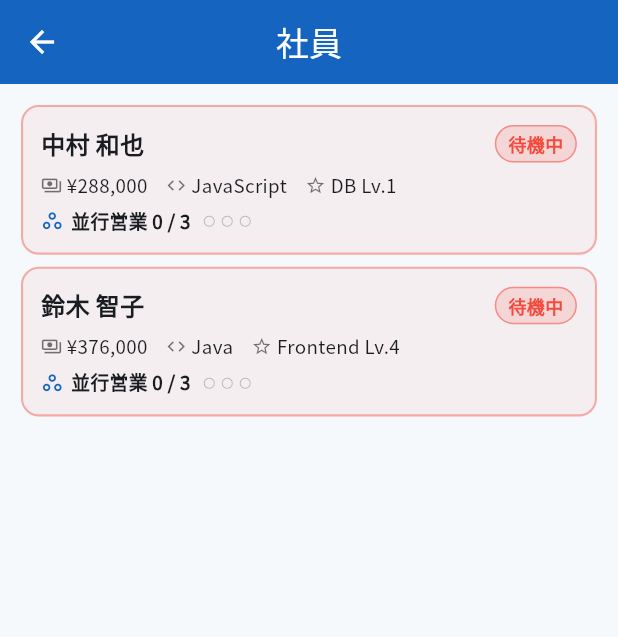
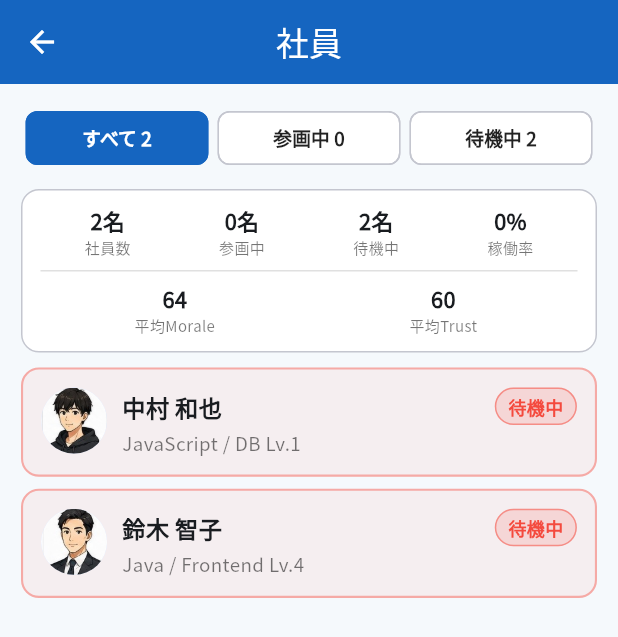
Before and after one commit to perusonao/smile_enjoy_story, a Flutter app: the EngineerListScreen screen opened directly, on a phone screen of 412 x 824 dp. Shown: the top 637 px of the screen. Run offline on Flutter 3.47's test engine with Material 3 defaults, Android fonts, the phone set to English and light mode, and no system bars; our stand-ins replace shared_preferences; accounts and stored records are empty.

Commit message:
Phase 2: redesign the 社員 tab as a scannable roster with detail one tap away
The employee list now leads with "who's assigned, who's waiting, how is
the roster overall" instead of every employee's full sales/offer detail
inline. A top すべて/参画中/待機中 filter (counts sourced from the same
GameState.assignedEngineerCount/waitingEngineerCount Home already uses,
no second status-judging logic) sits above a compact summary card
(headcount/参画中/待機中/稼働率, and average Morale/Trust on their own
row so 360px stays readable). Each card now shows only name, one
EngineerStatusChip, waiting-weeks badge, top skill, and — for assigned
engineers — project/client/remaining-weeks, with a small circular
portrait (lib/ui/widgets/engineer_avatar.dart) deterministically mapped
from the engineer's existing ApplicantType, no new persisted field.

Parallel-sales counts, offer comparison, and skill-sheet detail stay
exactly where they already lived on EngineerDetailScreen (untouched by
this change) — the list card no longer duplicates them inline, so
existing widget tests that checked for that content on the list screen
now open the card's detail screen instead.

Added GameState.averageMorale/averageCompanyTrust (simple roster means,
same pattern as the existing utilizationPercent/waitingEngineerCount
getters) so the summary card and any future screen read one shared
number.

Updated the phase-3b1-fit-reason E2E spec's findEngineerCard helper to
also skip the three new filter-chip buttons, which otherwise sit ahead
of the real engineer card in its "first enabled button" scan.

```diff
--- a/lib/game/models/game_state.dart
+++ b/lib/game/models/game_state.dart
@@ -284,6 +284,20 @@ class GameState {
       ? 0
       : ((assignedEngineerCount / engineers.length) * 100).round();
 
+  /// Roster-wide average of [Engineer.morale], for the 社員 tab summary
+  /// (Playable "Phase 2: 社員画面のレイアウト改修") — the same simple mean a
+  /// player could compute by hand from the per-employee values already
+  /// shown on [EngineerDetailScreen], just derived once here instead of in
+  /// the UI layer so every screen that wants it reads the same number.
+  int get averageMorale => engineers.isEmpty
+      ? 0
+      : (engineers.fold<int>(0, (sum, e) => sum + e.morale) / engineers.length).round();
+
+  /// Roster-wide average of [Engineer.companyTrust] — see [averageMorale].
+  int get averageCompanyTrust => engineers.isEmpty
+      ? 0
+      : (engineers.fold<int>(0, (sum, e) => sum + e.companyTrust) / engineers.length).round();
+
   GameState copyWith({
     int? schemaVersion,
     int? seed,
--- a/lib/ui/engineers/engineer_list_screen.dart
+++ b/lib/ui/engineers/engineer_list_screen.dart
@@ -4,6 +4,7 @@ import '../../app/game_scope.dart';
 import '../../domain/domain.dart';
 import '../../game/game.dart';
 import '../theme.dart';
+import '../widgets/engineer_avatar.dart';
 import '../widgets/labels.dart';
 import '../widgets/status_chip.dart';
 import 'engineer_detail_screen.dart';
@@ -23,8 +24,26 @@ String _topTechSkillLabel(TechSkillLevels t) {
   return '${best.key} Lv.${best.value}';
 }
 
-class EngineerListScreen extends StatelessWidget {
+/// The 社員 tab's own top filter (Playable "Phase 2: 社員画面のレイアウト改修"
+/// §3) — a UI-only view of the same [EngineerStatus] partition
+/// [GameState.assignedEngineerCount]/[GameState.waitingEngineerCount]
+/// already define, never a second, independently-judged notion of "who's
+/// waiting" (§3: "UI側に別の社員状態判定ロジックを二重実装しないでください").
+enum _EngineerFilter { all, assigned, waiting }
+
+/// 社員一覧 (Phase 2 §1-2): "誰が参画中で、誰が待機中で、会社全体はどうなって
+/// いるか" が一目でわかり、詳しく見たい社員だけ [EngineerDetailScreen] へ進める
+/// 画面。一覧はあくまで概要 — スキルシート・営業状況・案件比較などの判断/操作
+/// は既存のまま社員詳細に残る（§8-9）。
+class EngineerListScreen extends StatefulWidget {
   const EngineerListScreen({super.key});
+
+  @override
+  State<EngineerListScreen> createState() => _EngineerListScreenState();
+}
+
+class _EngineerListScreenState extends State<EngineerListScreen> {
+  _EngineerFilter _filter = _EngineerFilter.all;
 
   @override
   Widget build(BuildContext context) {
@@ -40,21 +59,188 @@ class EngineerListScreen extends StatelessWidget {
         return rank(a.status).compareTo(rank(b.status));
       });
 
+    final filtered = switch (_filter) {
+      _EngineerFilter.all => engineers,
+      _EngineerFilter.assigned =>
+        engineers.where((e) => e.status == EngineerStatus.assigned).toList(),
+      _EngineerFilter.waiting =>
+        engineers.where((e) => e.status == EngineerStatus.waiting).toList(),
+    };
+
     return Scaffold(
       appBar: AppBar(title: const Text('社員')),
       body: engineers.isEmpty
           ? const Center(child: Text('社員がいません。'))
+          : Column(
+              children: [
+                Padding(
+                  padding: const EdgeInsets.fromLTRB(14, 12, 14, 0),
+                  child: Column(
+                    children: [
+                      _EngineerFilterRow(
+                        selected: _filter,
+                        allCount: state.engineers.length,
+                        assignedCount: state.assignedEngineerCount,
+                        waitingCount: state.waitingEngineerCount,
+                        onChanged: (f) => setState(() => _filter = f),
+                      ),
+                      const SizedBox(height: 10),
+                      _EngineerSummaryCard(state: state),
+                    ],
+                  ),
+                ),
+                Expanded(
+                  child: filtered.isEmpty
+                      ? const Center(child: Text('該当する社員がいません。'))
                       : ListView.separated(
-              padding: const EdgeInsets.fromLTRB(14, 14, 14, 24),
-              itemCount: engineers.length,
-              separatorBuilder: (context, index) => const SizedBox(height: 8),
+                          padding: const EdgeInsets.fromLTRB(14, 10, 14, 24),
+                          itemCount: filtered.length,
+                          separatorBuilder: (context, index) =>
+                              const SizedBox(height: 8),
                           itemBuilder: (context, i) =>
-                  _EngineerCard(engineer: engineers[i]),
+                              _EngineerCard(engineer: filtered[i]),
+                        ),
+                ),
+              ],
             ),
     );
   }
 }
 
+/// すべて/参画中/待機中 の3セグメント、各件数付き (§3). Counts come straight
+/// from the same [GameState] getters Home's 会社の状況 card already uses, so
+/// this row and that card can never disagree.
+class _EngineerFilterRow extends StatelessWidget {
+  const _EngineerFilterRow({
+    required this.selected,
+    required this.allCount,
+    required this.assignedCount,
+    required this.waitingCount,
+    required this.onChanged,
+  });
+
+  final _EngineerFilter selected;
+  final int allCount;
+  final int assignedCount;
+  final int waitingCount;
+  final ValueChanged<_EngineerFilter> onChanged;
+
+  Widget _chip(BuildContext context, _EngineerFilter filter, String label, int count) {
+    final isSelected = selected == filter;
+    return Expanded(
+      child: Padding(
+        padding: const EdgeInsets.symmetric(horizontal: 3),
+        child: ChoiceChip(
+          label: Center(
+            child: Text(
+              '$label $count',
+              overflow: TextOverflow.ellipsis,
+              style: TextStyle(
+                fontSize: 12.5,
+                fontWeight: FontWeight.bold,
+                color: isSelected ? Colors.white : Colors.black87,
+              ),
+            ),
+          ),
+          selected: isSelected,
+          showCheckmark: false,
+          selectedColor: SesTheme.primaryBlue,
+          backgroundColor: Colors.white,
+          side: BorderSide(
+            color: isSelected
+                ? SesTheme.primaryBlue
+                : Theme.of(context).colorScheme.outlineVariant,
+          ),
+          onSelected: (_) => onChanged(filter),
+        ),
+      ),
+    );
+  }
+
+  @override
+  Widget build(BuildContext context) {
+    return Row(
+      children: [
+        _chip(context, _EngineerFilter.all, 'すべて', allCount),
+        _chip(context, _EngineerFilter.assigned, '参画中', assignedCount),
+        _chip(context, _EngineerFilter.waiting, '待機中', waitingCount),
+      ],
+    );
+  }
+}
+
+/// フィルター下のコンパクトなサマリー (§4): 人数系（社員数/参画中/待機中/稼働
+/// 率）と Morale/Trust の平均を別の行に分け、360pxでも詰め込みすぎない構成に
+/// する。稼働率の計算そのものは [GameState.utilizationPercent] のまま — Home
+/// 改修で表示先を失っていたのをこの画面へ移すだけで、ロジックは変更しない。
+class _EngineerSummaryCard extends StatelessWidget {
+  const _EngineerSummaryCard({required this.state});
+
+  final GameState state;
+
+  @override
+  Widget build(BuildContext context) {
+    return Container(
+      width: double.infinity,
+      padding: const EdgeInsets.symmetric(horizontal: 12, vertical: 10),
+      decoration: BoxDecoration(
+        color: Colors.white,
+        borderRadius: BorderRadius.circular(12),
+        border: Border.all(color: Theme.of(context).colorScheme.outlineVariant),
+      ),
+      child: Column(
+        children: [
+          Row(
+            mainAxisAlignment: MainAxisAlignment.spaceAround,
+            children: [
+              Expanded(child: _SummaryMetric('社員数', '${state.engineers.length}名')),
+              Expanded(child: _SummaryMetric('参画中', '${state.assignedEngineerCount}名')),
+              Expanded(child: _SummaryMetric('待機中', '${state.waitingEngineerCount}名')),
+              Expanded(child: _SummaryMetric('稼働率', '${state.utilizationPercent}%')),
+            ],
+          ),
+          const SizedBox(height: 8),
+          Container(height: 1, color: Colors.black12),
+          const SizedBox(height: 8),
+          Row(
+            mainAxisAlignment: MainAxisAlignment.spaceAround,
+            children: [
+              Expanded(child: _SummaryMetric('平均Morale', '${state.averageMorale}')),
+              Expanded(child: _SummaryMetric('平均Trust', '${state.averageCompanyTrust}')),
+            ],
+          ),
+        ],
+      ),
+    );
+  }
+}
+
+class _SummaryMetric extends StatelessWidget {
+  const _SummaryMetric(this.label, this.value);
+
+  final String label;
+  final String value;
+
+  @override
+  Widget build(BuildContext context) {
+    return Column(
+      children: [
+        FittedBox(
+          fit: BoxFit.scaleDown,
+          child: Text(value, style: const TextStyle(fontWeight: FontWeight.bold, fontSize: 14.5)),
+        ),
+        Text(label, style: const TextStyle(fontSize: 10, color: Colors.black54)),
+      ],
+    );
+  }
+}
+
+/// 一覧カード (§5, §8): P0（顔・氏名・現在状態）と P1（主要スキル・現在案件・
+/// 顧客・契約終了まで）のみ。営業状況の詳細（並行営業数・オファー詳細・選考
+/// ステップ）と案件比較は [EngineerDetailScreen] 側に残したまま、ここへ移植
+/// しない（§8-9）。現在状態は [EngineerStatusChip] 一枚に集約し、参画中/待機
+/// 中はもちろん営業中/面談中/オファー待ちなども含めて色・ラベルとも
+/// [EmployeeWorkflowEngine]/[status_chip.dart] の一箇所だけに従う（§7）。
 class _EngineerCard extends StatelessWidget {
   const _EngineerCard({required this.engineer});
 
@@ -72,34 +258,7 @@ class _EngineerCard extends StatelessWidget {
     // behind it (Playable 0.4C.3 §41-43).
     final isIdle = workflowState == EmployeeWorkflowState.waiting;
     final waitingWeeks = state.waitingStreakFor(engineer.id);
-
-    final applications = state
-        .applicationsForEngineer(engineer.id)
-        .where(
-          (application) =>
-              application.status == ApplicationStatus.active ||
-              application.status == ApplicationStatus.offered,
-        )
-        .toList();
-    final pendingOffers = state.offers.where(
-      (offer) =>
-          offer.employeeId == engineer.id &&
-          offer.status == OfferStatus.pending,
-    );
-    final pendingOffer = pendingOffers.isEmpty ? null : pendingOffers.first;
-    ProjectApplication? offerApplication;
-    if (pendingOffer != null) {
-      offerApplication = state.proposals.firstWhere(
-        (application) => application.id == pendingOffer.applicationId,
-      );
-    }
-
-    String? currentProjectLabel;
     final assignment = state.assignmentForEngineer(engineer.id);
-    if (assignment != null) {
-      currentProjectLabel =
-          '${assignment.project.title} (残${assignment.remainingWeeks}週)';
-    }
 
     final waitingColor = waitingWeeks >= 3
         ? Colors.red
@@ -124,6 +283,12 @@ class _EngineerCard extends StatelessWidget {
             width: isIdle ? 1.4 : 1,
           ),
         ),
+        child: Row(
+          crossAxisAlignment: CrossAxisAlignment.start,
+          children: [
+            EngineerAvatar(applicantType: profile.type),
+            const SizedBox(width: 10),
+            Expanded(
               child: Column(
                 crossAxisAlignment: CrossAxisAlignment.start,
                 children: [
@@ -132,73 +297,91 @@ class _EngineerCard extends StatelessWidget {
                       Expanded(
                         child: Text(
                           profile.name,
-                    style: const TextStyle(
-                      fontWeight: FontWeight.bold,
-                      fontSize: 16,
-                    ),
+                          overflow: TextOverflow.ellipsis,
+                          style: const TextStyle(fontWeight: FontWeight.bold, fontSize: 15.5),
                         ),
                       ),
                       if (waitingWeeks > 0)
                         Padding(
-                    padding: const EdgeInsets.only(right: 6),
-                    child: _WaitingBadge(
-                      weeks: waitingWeeks,
-                      color: waitingColor,
+                          padding: const EdgeInsets.only(left: 6),
+                          child: _WaitingBadge(weeks: waitingWeeks, color: waitingColor),
                         ),
-                  ),
-                EngineerStatusChip(state: workflowState),
-              ],
-            ),
-            const SizedBox(height: 6),
-            Wrap(
-              spacing: 12,
-              runSpacing: 4,
-              children: [
-                _InfoBit(
-                  icon: Icons.payments_outlined,
-                  text: formatYen(engineer.salary),
-                ),
-                _InfoBit(
-                  icon: Icons.code,
-                  text:
-                      languageLabels[profile.mainLanguage] ??
-                      profile.mainLanguage.name,
-                ),
-                _InfoBit(
-                  icon: Icons.star_outline,
-                  text: _topTechSkillLabel(profile.techSkills),
+                      Padding(
+                        padding: const EdgeInsets.only(left: 6),
+                        child: EngineerStatusChip(state: workflowState),
                       ),
                     ],
                   ),
+                  const SizedBox(height: 3),
+                  Text(
+                    '${languageLabels[profile.mainLanguage] ?? profile.mainLanguage.name} / ${_topTechSkillLabel(profile.techSkills)}',
+                    overflow: TextOverflow.ellipsis,
+                    style: const TextStyle(fontSize: 12.5, color: Colors.black54),
+                  ),
+                  if (assignment != null) ...[
                     const SizedBox(height: 6),
-            if (pendingOffer != null && offerApplication != null) ...[
-              _OfferBanner(
-                title: offerApplication.project.title,
-                monthlyRate: pendingOffer.monthlyRate,
-                deadlineThisWeek:
-                    pendingOffer.responseDeadlineWeek == state.week,
+                    _InfoLine(
+                      icon: Icons.work_outline,
+                      label: '案件',
+                      value: assignment.project.title,
                     ),
-              const SizedBox(height: 7),
+                    _InfoLine(
+                      icon: Icons.business_outlined,
+                      label: '顧客',
+                      value: clientNameById(assignment.project.clientId),
+                    ),
+                    _InfoLine(
+                      icon: Icons.schedule_outlined,
+                      label: '契約終了まで',
+                      value: '${assignment.remainingWeeks}週',
+                    ),
                   ],
-            if (assignment == null) ...[
-              if (workflowState == EmployeeWorkflowState.assignmentScheduled)
-                _ScheduledBanner(
-                  proposal: state.proposals.firstWhere(
-                    (p) => p.engineerId == engineer.id && p.status == ApplicationStatus.accepted,
+                ],
               ),
-                )
-              else if(engineer.salesStatus==SalesStatus.selling)
-                Container(width:double.infinity,padding:const EdgeInsets.all(8),margin:const EdgeInsets.only(bottom:6),color:Colors.blue.shade50,child:Text('営業中\n公開先 ${state.unlockedClientCount}社 / 参画可能 ${engineer.availableFromWeek<=state.week?'現在':'Week ${engineer.availableFromWeek}'}\n面談依頼待ち',style:const TextStyle(fontSize:12,fontWeight:FontWeight.bold))),
-              _SalesCapacity(count: applications.length),
-              for (final application in applications.take(3))
-                _ApplicationSummary(application: application),
-            ] else if (currentProjectLabel != null)
-              _ProjectLine(text: currentProjectLabel),
+            ),
           ],
         ),
       ),
     );
   }
+}
+
+/// 案件/顧客/契約終了までの1行 (§5, §13): ラベル+値を1本の [Text.rich] に
+/// して、長い案件名・顧客名でも `overflow: ellipsis` だけで確実に折り返さず
+/// 収まるようにする（固定幅の2カラムレイアウトは長い文字列で崩れやすいため
+/// あえて避けている）。
+class _InfoLine extends StatelessWidget {
+  const _InfoLine({required this.icon, required this.label, required this.value});
+
+  final IconData icon;
+  final String label;
+  final String value;
+
+  @override
+  Widget build(BuildContext context) => Padding(
+    padding: const EdgeInsets.only(top: 2),
+    child: Row(
+      children: [
+        Icon(icon, size: 13, color: Colors.black45),
+        const SizedBox(width: 4),
+        Expanded(
+          child: Text.rich(
+            TextSpan(
+              children: [
+                TextSpan(text: '$label  ', style: const TextStyle(fontSize: 11, color: Colors.black45)),
+                TextSpan(
+                  text: value,
+                  style: const TextStyle(fontSize: 12.5, fontWeight: FontWeight.w600, color: Colors.black87),
+                ),
+              ],
+            ),
+            overflow: TextOverflow.ellipsis,
+            maxLines: 1,
+          ),
+        ),
+      ],
+    ),
+  );
 }
 
 class _WaitingBadge extends StatelessWidget {
@@ -223,177 +406,3 @@ class _WaitingBadge extends StatelessWidget {
     );
   }
 }
-
-class _SalesCapacity extends StatelessWidget {
-  const _SalesCapacity({required this.count});
-  final int count;
-
-  @override
-  Widget build(BuildContext context) => Row(
-    children: [
-      const Icon(
-        Icons.workspaces_outline,
-        size: 15,
-        color: SesTheme.primaryBlue,
-      ),
-      const SizedBox(width: 5),
-      Text(
-        '並行営業 $count / $maxParallelProposalsPerEmployee',
-        style: const TextStyle(fontSize: 12.5, fontWeight: FontWeight.bold),
-      ),
-      const SizedBox(width: 8),
-      for (var i = 0; i < maxParallelProposalsPerEmployee; i++)
-        Padding(
-          padding: const EdgeInsets.only(right: 3),
-          child: Icon(
-            i < count ? Icons.circle : Icons.circle_outlined,
-            size: 9,
-            color: i < count ? SesTheme.primaryBlue : Colors.black26,
-          ),
-        ),
-    ],
-  );
-}
-
-class _ApplicationSummary extends StatelessWidget {
-  const _ApplicationSummary({required this.application});
-  final ProjectApplication application;
-
-  @override
-  Widget build(BuildContext context) => Padding(
-    padding: const EdgeInsets.only(top: 4),
-    child: Row(
-      children: [
-        const SizedBox(width: 20),
-        Expanded(
-          child: Text(
-            application.project.title,
-            overflow: TextOverflow.ellipsis,
-            style: const TextStyle(fontSize: 12.5),
-          ),
-        ),
-        const SizedBox(width: 8),
-        Text(
-          selectionStepLabels[application.currentStep]!,
-          style: const TextStyle(
-            fontSize: 12,
-            color: SesTheme.primaryBlue,
-            fontWeight: FontWeight.w600,
-          ),
-        ),
-      ],
-    ),
-  );
-}
-
-class _OfferBanner extends StatelessWidget {
-  const _OfferBanner({
-    required this.title,
-    required this.monthlyRate,
-    required this.deadlineThisWeek,
-  });
-  final String title;
-  final int monthlyRate;
-  final bool deadlineThisWeek;
-
-  @override
-  Widget build(BuildContext context) => Container(
-    width: double.infinity,
-    padding: const EdgeInsets.all(8),
-    decoration: BoxDecoration(
-      color: Colors.red.withValues(alpha: 0.07),
-      borderRadius: BorderRadius.circular(8),
-      border: Border.all(color: Colors.red.withValues(alpha: 0.4)),
-    ),
-    child: Row(
-      children: [
-        const Icon(Icons.notification_important, color: Colors.red, size: 18),
-        const SizedBox(width: 6),
-        Expanded(
-          child: Column(
-            crossAxisAlignment: CrossAxisAlignment.start,
-            children: [
-              const Text(
-                '参画オファー',
-                style: TextStyle(
-                  color: Colors.red,
-                  fontWeight: FontWeight.bold,
-                  fontSize: 12,
-                ),
-              ),
-              Text(
-                title,
-                overflow: TextOverflow.ellipsis,
-                style: const TextStyle(fontWeight: FontWeight.bold),
-              ),
-              Text(
-                '${formatYen(monthlyRate)} / 月  回答期限: ${deadlineThisWeek ? '今週' : '確認してください'}',
-                style: const TextStyle(fontSize: 11.5),
-              ),
-            ],
-          ),
-        ),
-      ],
-    ),
-  );
-}
-
-/// Shown instead of the "営業中" banner once a final Offer has been
-/// accepted but the assignment hasn't started yet (Playable 0.4C.3 §5-7) —
-/// the whole point being that "参画予定" is never just a status-chip word
-/// with nothing backing it up on the card itself.
-class _ScheduledBanner extends StatelessWidget {
-  const _ScheduledBanner({required this.proposal});
-  final ProjectApplication proposal;
-
-  @override
-  Widget build(BuildContext context) => Container(
-    width: double.infinity,
-    padding: const EdgeInsets.all(8),
-    margin: const EdgeInsets.only(bottom: 6),
-    color: Colors.purple.shade50,
-    child: Text(
-      '参画予定\n${proposal.project.title}\nWeek ${proposal.assignWeek} から参画',
-      style: const TextStyle(fontSize: 12, fontWeight: FontWeight.bold),
-    ),
-  );
-}
-
-class _ProjectLine extends StatelessWidget {
-  const _ProjectLine({required this.text});
-  final String text;
-
-  @override
-  Widget build(BuildContext context) => Row(
-    children: [
-      const Icon(Icons.work_outline, size: 15, color: Colors.black45),
-      const SizedBox(width: 4),
-      Expanded(
-        child: Text(
-          text,
-          overflow: TextOverflow.ellipsis,
-          style: const TextStyle(fontSize: 12.5, color: Colors.black54),
-        ),
-      ),
-    ],
-  );
-}
-
-class _InfoBit extends StatelessWidget {
-  const _InfoBit({required this.icon, required this.text});
-
-  final IconData icon;
-  final String text;
-
-  @override
-  Widget build(BuildContext context) {
-    return Row(
-      mainAxisSize: MainAxisSize.min,
-      children: [
-        Icon(icon, size: 14, color: Colors.black54),
-        const SizedBox(width: 3),
-        Text(text, style: const TextStyle(fontSize: 12.5)),
-      ],
-    );
-  }
-}
--- /dev/null
+++ b/lib/ui/widgets/engineer_avatar.dart
@@ -0,0 +1,37 @@
+import 'package:flutter/material.dart';
+
+import '../../domain/domain.dart';
+import '../asset_paths.dart';
+
+/// Deterministic, UI-only portrait pick for an [Engineer]/[Applicant] roster
+/// card (社員画面 Phase 2). No `portraitId` field exists on either model and
+/// none is added here — [ApplicantType] is already a permanent, always-set
+/// part of the hired profile, so keying off it gives every employee a
+/// stable face across app restarts without any new persisted state or save
+/// schema change.
+String portraitAssetFor(ApplicantType type) => switch (type) {
+  ApplicantType.juniorProgrammer => AssetPaths.engineerJunior,
+  ApplicantType.midLevelEngineer => AssetPaths.engineerMidlevel,
+  ApplicantType.frontendSpecialist => AssetPaths.engineerMidlevel,
+  ApplicantType.infrastructureSpecialist => AssetPaths.engineerMidlevel,
+  ApplicantType.seniorEngineer => AssetPaths.engineerVeteran,
+  ApplicantType.plCandidate => AssetPaths.engineerVeteran,
+};
+
+/// Small circular portrait for an engineer roster card, backed by the
+/// bundled `characters/engineer_*` assets ([AssetPaths]) instead of an
+/// icon placeholder.
+class EngineerAvatar extends StatelessWidget {
+  const EngineerAvatar({super.key, required this.applicantType, this.radius = 22});
+
+  final ApplicantType applicantType;
+  final double radius;
+
+  @override
+  Widget build(BuildContext context) {
+    return CircleAvatar(
+      radius: radius,
+      backgroundImage: AssetImage(portraitAssetFor(applicantType)),
+    );
+  }
+}
```
Also changed, not shown: 4 other files. Lines whose indentation alone changed are shown as unchanged.
